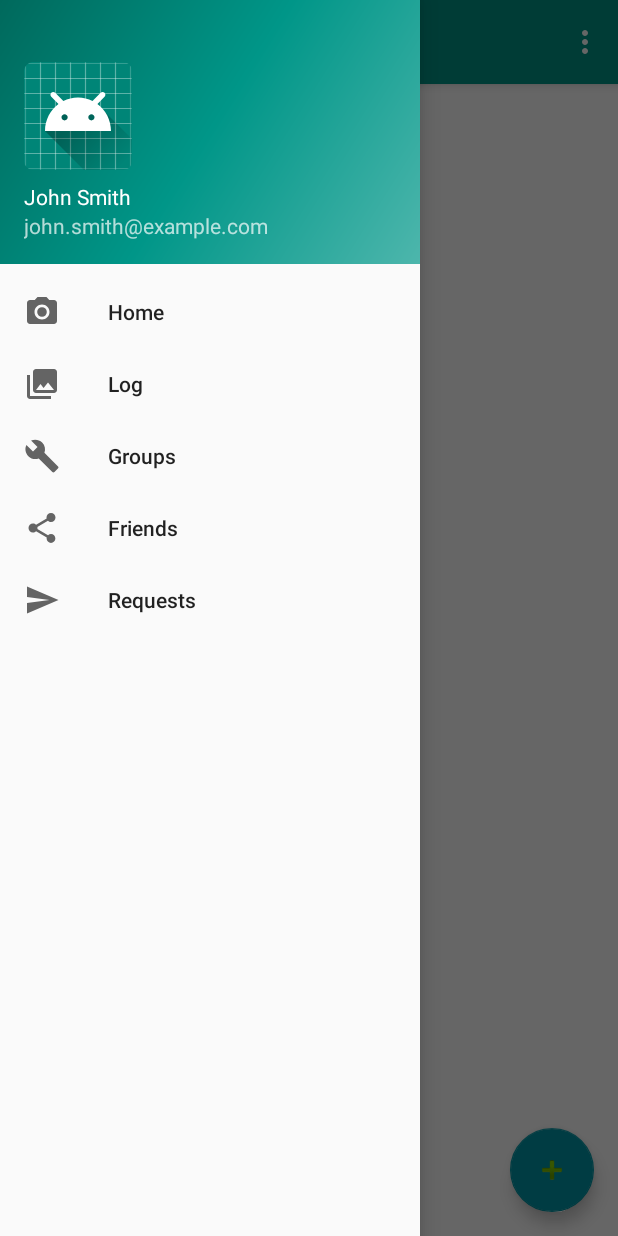
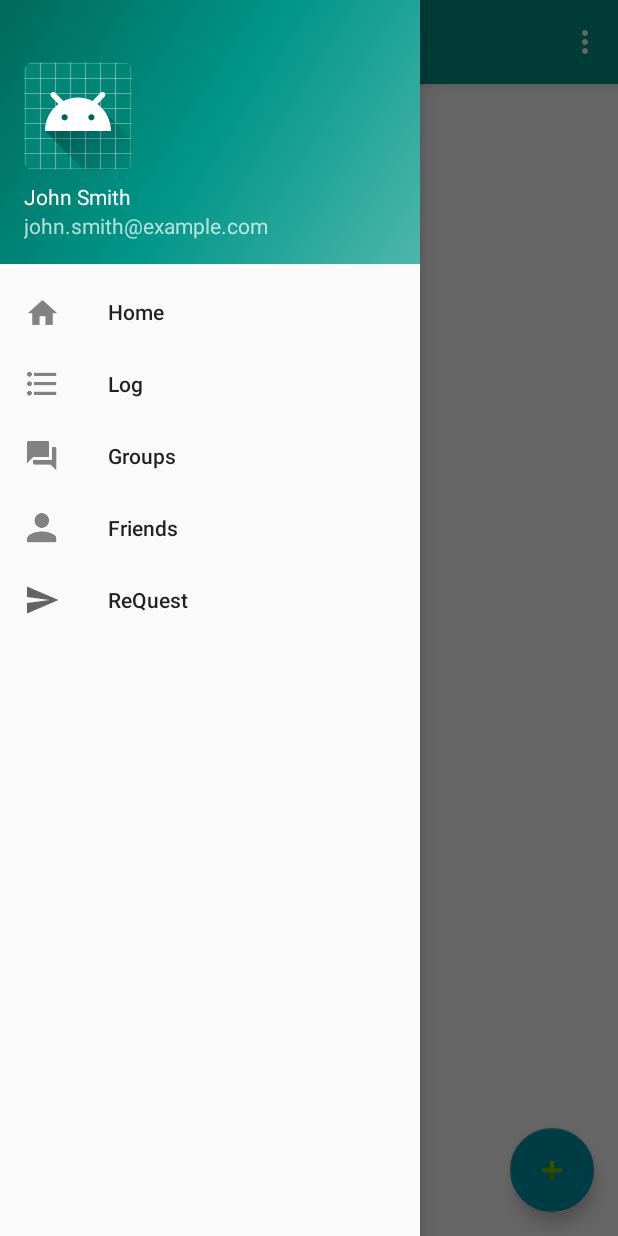
Before and after one commit to EnigmaticGiant/QuestApp, an Android app: the screen it shows after launch (MainActivity), with the side drawer open, on a phone screen of 412 x 824 dp. Run offline under Robolectric (Android 15) with nearby library versions, the phone set to English and light mode, and no system bars.

Commit message:
minor changes in text and options

```diff
--- a/app/src/main/res/menu/activity_main_drawer.xml
+++ b/app/src/main/res/menu/activity_main_drawer.xml
@@ -6,23 +6,23 @@
     <group android:checkableBehavior="single">
         <item
             android:id="@+id/nav_home"
-            android:icon="@drawable/ic_menu_camera"
+            android:icon="@drawable/ic_menu_home"
             android:title="@string/menu_home" />
         <item
-            android:id="@+id/nav_gallery"
-            android:icon="@drawable/ic_menu_gallery"
-            android:title="Log" />
+            android:id="@+id/nav_log"
+            android:icon="@drawable/ic_menu_log"
+            android:title="@string/menu_log" />
         <item
-            android:id="@+id/nav_tools"
-            android:icon="@drawable/ic_menu_manage"
-            android:title="Groups" />
+            android:id="@+id/nav_groups"
+            android:icon="@drawable/ic_menu_group"
+            android:title="@string/menu_groups" />
         <item
-            android:id="@+id/nav_share"
-            android:icon="@drawable/ic_menu_share"
-            android:title="Friends" />
+            android:id="@+id/nav_friends"
+            android:icon="@drawable/ic_menu_friend"
+            android:title="@string/menu_friends" />
         <item
-            android:id="@+id/nav_send"
+            android:id="@+id/nav_request"
             android:icon="@drawable/ic_menu_send"
-            android:title="Requests" />
+            android:title="@string/menu_send" />
     </group>
 </menu>
--- a/app/src/main/res/menu/main.xml
+++ b/app/src/main/res/menu/main.xml
@@ -7,11 +7,6 @@
         android:title="Add Fake Quests"
         app:showAsAction="never" />
     <item
-        android:id="@+id/action_sign_in"
-        android:orderInCategory="100"
-        android:title="Sign In"
-        app:showAsAction="never" />
-    <item
         android:id="@+id/action_sign_out"
         android:orderInCategory="100"
         android:title="Sign Out"
--- a/app/src/main/res/values/strings.xml
+++ b/app/src/main/res/values/strings.xml
@@ -8,11 +8,11 @@
     <string name="action_settings">Settings</string>
 
     <string name="menu_home">Home</string>
-    <string name="menu_gallery">Gallery</string>
-    <string name="menu_slideshow">Slideshow</string>
-    <string name="menu_tools">Tools</string>
+    <string name="menu_log">Log</string>
+    <string name="menu_friends">Friends</string>
+    <string name="menu_groups">Groups</string>
     <string name="menu_share">Share</string>
-    <string name="menu_send">Send</string>
+    <string name="menu_send">ReQuest</string>
     <string name="title_activity_friends_list">FriendsList</string>
     <string name="title_activity_friend">Friend</string>
 </resources>
--- a/build.gradle
+++ b/build.gradle
@@ -7,7 +7,7 @@ buildscript {
 
     }
     dependencies {
-        classpath 'com.android.tools.build:gradle:3.5.2'
+        classpath 'com.android.tools.build:gradle:3.5.3'
         classpath 'com.google.gms:google-services:4.2.0'
 
         // NOTE: Do not place your application dependencies here; they belong
```
Also changed, not shown: app/src/main/java/com/example/questv3/MainActivity.java (+4 -4 lines), app/src/main/res/drawable-hdpi/ic_menu_home.png (added), app/src/main/res/drawable-mdpi/ic_menu_home.png (added), app/src/main/res/drawable-xhdpi/ic_menu_home.png (added), app/src/main/res/drawable-xxhdpi/ic_menu_home.png (added), app/src/main/res/drawable-xxxhdpi/ic_menu_home.png (added), 21 other files.
